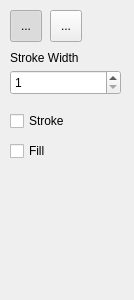
The window that src/toolSettings/pointersettingswidget.ui (PhotoFlare/photoflare) describes before a commit, drawn with Qt 5.
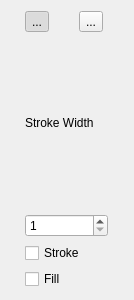
The same window after the commit. Icons and pictures are not drawn.

The edit to the form file:
```diff
--- a/src/toolSettings/pointersettingswidget.ui
+++ b/src/toolSettings/pointersettingswidget.ui
@@ -13,15 +13,9 @@
   <property name="windowTitle">
    <string>Form</string>
   </property>
+  <layout class="QGridLayout" name="gridLayout">
+   <item row="0" column="0">
   <widget class="QToolButton" name="square_sel">
-   <property name="geometry">
-    <rect>
-     <x>10</x>
-     <y>10</y>
-     <width>32</width>
-     <height>32</height>
-    </rect>
-   </property>
    <property name="text">
     <string>...</string>
    </property>
@@ -42,41 +36,9 @@
     <bool>true</bool>
    </property>
   </widget>
-  <widget class="QCheckBox" name="checkBoxStroke">
-   <property name="geometry">
-    <rect>
-     <x>10</x>
-     <y>110</y>
-     <width>97</width>
-     <height>22</height>
-    </rect>
-   </property>
-   <property name="text">
-    <string>Stroke</string>
-   </property>
-  </widget>
-  <widget class="QCheckBox" name="checkBoxFill">
-   <property name="geometry">
-    <rect>
-     <x>10</x>
-     <y>140</y>
-     <width>97</width>
-     <height>22</height>
-    </rect>
-   </property>
-   <property name="text">
-    <string>Fill</string>
-   </property>
-  </widget>
+   </item>
+   <item row="0" column="1">
   <widget class="QToolButton" name="circle_sel">
-   <property name="geometry">
-    <rect>
-     <x>50</x>
-     <y>10</y>
-     <width>32</width>
-     <height>32</height>
-    </rect>
-   </property>
    <property name="text">
     <string>...</string>
    </property>
@@ -88,32 +50,36 @@
     <bool>true</bool>
    </property>
   </widget>
+   </item>
+   <item row="1" column="0" colspan="2">
+    <widget class="QLabel" name="label">
+     <property name="text">
+      <string>Stroke Width</string>
+     </property>
+    </widget>
+   </item>
+   <item row="2" column="0" colspan="2">
   <widget class="QSpinBox" name="strokeWidth">
-   <property name="geometry">
-    <rect>
-     <x>10</x>
-     <y>70</y>
-     <width>111</width>
-     <height>25</height>
-    </rect>
-   </property>
    <property name="minimum">
     <number>1</number>
    </property>
   </widget>
-  <widget class="QLabel" name="label">
-   <property name="geometry">
-    <rect>
-     <x>10</x>
-     <y>50</y>
-     <width>111</width>
-     <height>16</height>
-    </rect>
-   </property>
+   </item>
+   <item row="3" column="0" colspan="2">
+    <widget class="QCheckBox" name="checkBoxStroke">
+     <property name="text">
+      <string>Stroke</string>
+     </property>
+    </widget>
+   </item>
+   <item row="4" column="0" colspan="2">
+    <widget class="QCheckBox" name="checkBoxFill">
    <property name="text">
-    <string>Stroke Width</string>
-   </property>
-  </widget>
+      <string>Fill</string>
+     </property>
+    </widget>
+   </item>
+  </layout>
  </widget>
  <resources>
   <include location="../../Icons.qrc"/>
```
Lines whose indentation alone changed are shown as unchanged.
